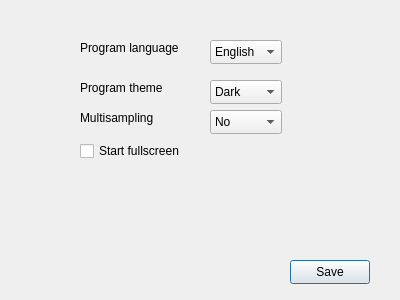
This is settingswindow.ui in greno4ka/Rainbow as Qt 5 draws it before an edit. The edited form follows.
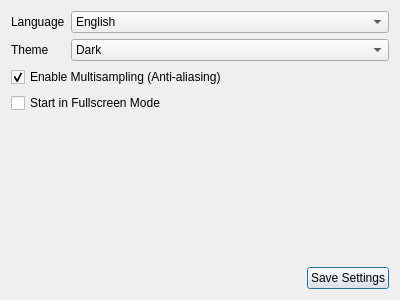
This is the edited form.

Commit message: Some work on settings window (part 1)

Patch:
```diff
--- a/settingswindow.ui
+++ b/settingswindow.ui
@@ -13,79 +13,44 @@
   <property name="windowTitle">
    <string>Settings</string>
   </property>
-  <widget class="QComboBox" name="comboBox">
-   <property name="geometry">
-    <rect>
-     <x>210</x>
-     <y>40</y>
-     <width>72</width>
-     <height>24</height>
-    </rect>
-   </property>
+  <layout class="QVBoxLayout" name="verticalLayout">
    <item>
-    <property name="text">
-     <string notr="true">English</string>
-    </property>
-   </item>
-   <item>
-    <property name="text">
-     <string notr="true">Русский</string>
-    </property>
-   </item>
-   <item>
-    <property name="text">
-     <string notr="true">Français</string>
-    </property>
-   </item>
-  </widget>
+    <layout class="QFormLayout" name="formLayout">
+     <item row="0" column="0">
   <widget class="QLabel" name="label">
-   <property name="geometry">
-    <rect>
-     <x>80</x>
-     <y>40</y>
-     <width>98</width>
-     <height>16</height>
-    </rect>
-   </property>
    <property name="text">
-    <string>Program language</string>
-   </property>
-  </widget>
-  <widget class="QPushButton" name="pushButton">
-   <property name="geometry">
-    <rect>
-     <x>290</x>
-     <y>260</y>
-     <width>80</width>
-     <height>24</height>
-    </rect>
-   </property>
+        <string>Language</string>
+       </property>
+      </widget>
+     </item>
+     <item row="0" column="1">
+      <widget class="QComboBox" name="comboBox">
+       <item>
+        <property name="text">
+         <string>English</string>
+        </property>
+       </item>
+       <item>
    <property name="text">
-    <string>Save</string>
-   </property>
-  </widget>
-  <widget class="QCheckBox" name="checkBox">
-   <property name="geometry">
-    <rect>
-     <x>80</x>
-     <y>140</y>
-     <width>141</width>
-     <height>22</height>
-    </rect>
-   </property>
+         <string>Russian</string>
+        </property>
+       </item>
+       <item>
+        <property name="text">
+         <string>French</string>
+        </property>
+       </item>
+      </widget>
+     </item>
+     <item row="1" column="0">
+      <widget class="QLabel" name="label_2">
    <property name="text">
-    <string>Start fullscreen</string>
-   </property>
-  </widget>
+        <string>Theme</string>
+       </property>
+      </widget>
+     </item>
+     <item row="1" column="1">
   <widget class="QComboBox" name="comboBox_2">
-   <property name="geometry">
-    <rect>
-     <x>210</x>
-     <y>80</y>
-     <width>72</width>
-     <height>24</height>
-    </rect>
-   </property>
    <item>
     <property name="text">
      <string>Dark</string>
@@ -97,62 +62,64 @@
     </property>
    </item>
   </widget>
-  <widget class="QLabel" name="label_2">
-   <property name="geometry">
-    <rect>
-     <x>80</x>
-     <y>80</y>
-     <width>98</width>
-     <height>16</height>
-    </rect>
-   </property>
+     </item>
+     <item row="2" column="0" colspan="2">
+      <widget class="QCheckBox" name="checkBox_multisampling">
    <property name="text">
-    <string>Program theme</string>
-   </property>
-  </widget>
-  <widget class="QLabel" name="label_3">
-   <property name="geometry">
-    <rect>
-     <x>80</x>
-     <y>110</y>
-     <width>98</width>
-     <height>16</height>
-    </rect>
-   </property>
-   <property name="text">
-    <string>Multisampling</string>
-   </property>
-  </widget>
-  <widget class="QComboBox" name="comboBox_3">
-   <property name="geometry">
-    <rect>
-     <x>210</x>
-     <y>110</y>
-     <width>72</width>
-     <height>24</height>
-    </rect>
-   </property>
-   <item>
+        <string>Enable Multisampling (Anti-aliasing)</string>
+       </property>
+       <property name="checked">
+        <bool>true</bool>
+       </property>
+      </widget>
+     </item>
+     <item row="3" column="0" colspan="2">
+      <widget class="QCheckBox" name="checkBox_fullscreen">
     <property name="text">
-     <string>No</string>
-    </property>
-   </item>
+        <string>Start in Fullscreen Mode</string>
+       </property>
+      </widget>
+     </item>
+    </layout>
+   </item>
    <item>
-    <property name="text">
-     <string>MSAA 2x</string>
-    </property>
+    <spacer name="verticalSpacer">
+     <property name="orientation">
+      <enum>Qt::Vertical</enum>
+     </property>
+     <property name="sizeHint" stdset="0">
+      <size>
+       <width>20</width>
+       <height>40</height>
+      </size>
+     </property>
+    </spacer>
    </item>
    <item>
-    <property name="text">
-     <string>MSAA 4x</string>
-    </property>
+    <layout class="QHBoxLayout" name="horizontalLayout">
+     <item>
+      <spacer name="horizontalSpacer">
+       <property name="orientation">
+        <enum>Qt::Horizontal</enum>
+       </property>
+       <property name="sizeHint" stdset="0">
+        <size>
+         <width>40</width>
+         <height>20</height>
+        </size>
+       </property>
+      </spacer>
    </item>
    <item>
+      <widget class="QPushButton" name="pushButton_save">
     <property name="text">
-     <string>MSAA 8x</string>
-    </property>
-   </item>
-  </widget>
+        <string>Save Settings</string>
+       </property>
+      </widget>
+     </item>
+    </layout>
+   </item>
+  </layout>
  </widget>
  <resources/>
  <connections/>
```
Lines whose indentation alone changed are shown as unchanged. The commit also changes 5 other files.
